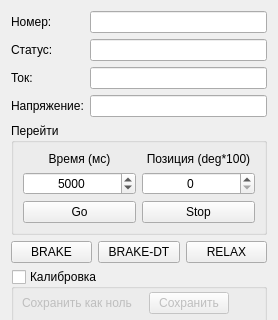
This is src/Widgets/MotorControlWidget.ui in AlexanderMokhov/AR-600Controller as Qt 5 draws it before an edit; both pictures show x 0 to 278 and y 0 to 320 of the 278 by 502 pixel window. The edited form follows.
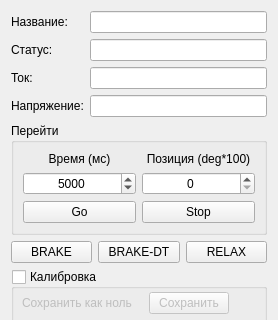
This is the edited form.

Diff of the .ui file:
```diff
--- a/src/Widgets/MotorControlWidget.ui
+++ b/src/Widgets/MotorControlWidget.ui
@@ -44,7 +44,7 @@
      <item row="0" column="0">
       <widget class="QLabel" name="label">
        <property name="text">
-        <string>Номер:</string>
+        <string>Название:</string>
        </property>
       </widget>
      </item>
```
Left out of the diff: 2 changed lines with no effect on the pictures.
